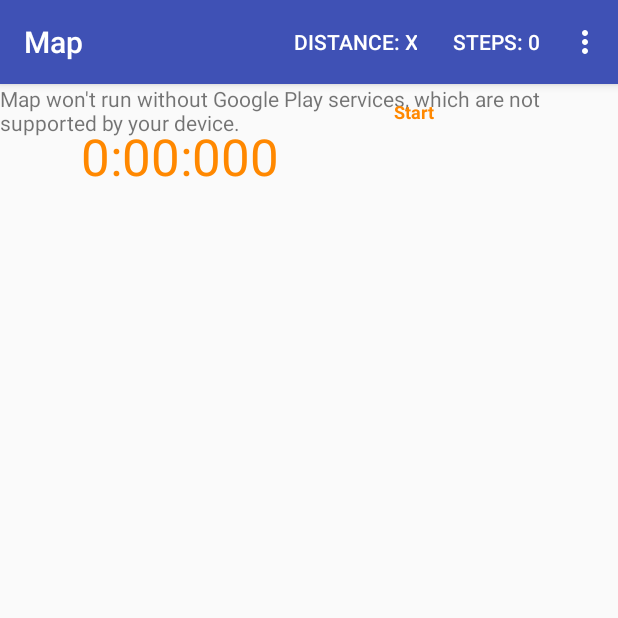
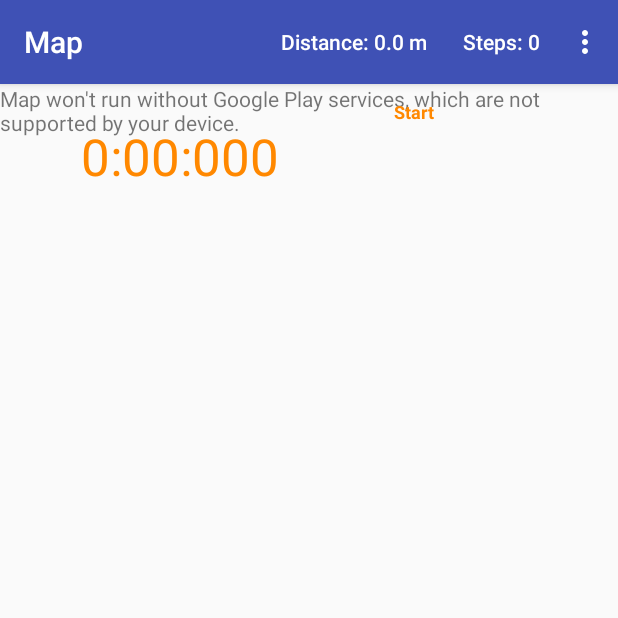
Before and after one commit to IsraelF6/project1, an Android app: the screen it shows after launch (MapsActivity), on a phone screen of 412 x 824 dp, the top half of it. Run offline under Robolectric (Android 15) with nearby library versions, the phone set to English and light mode, and no system bars.

Commit message:
updated style for menu bar so that text is not always all capital letters for a cleaner look

```diff
--- a/app/src/main/java/edu/fsu/cs/mobile/project1app/MapsActivity.java
+++ b/app/src/main/java/edu/fsu/cs/mobile/project1app/MapsActivity.java
@@ -52,7 +52,7 @@ public class MapsActivity extends AppCompatActivity implements OnMapReadyCallbac
     private LatLng oldLatLng, newLatLng;
     private static String STEPS_STR = "Steps: ";
     private static String DIST_STR = "Distance: ";
-    private static String METERS = "m";
+    private static String METERS = " m";
     float numSteps = 0;
     float distanceNum = 0;
 
@@ -89,7 +89,6 @@ public class MapsActivity extends AppCompatActivity implements OnMapReadyCallbac
         super.onCreate(savedInstanceState);
         setContentView(R.layout.activity_maps);
         // Obtain the SupportMapFragment and get notified when the map is ready to be used.
-
         sensorManager = (SensorManager) getSystemService(SENSOR_SERVICE);
 
         // Stop Watch Variables
@@ -179,7 +178,7 @@ public class MapsActivity extends AppCompatActivity implements OnMapReadyCallbac
         handler = new Handler();
 
         distance = menu.findItem(R.id.distance);
-        distance.setTitle("Distance: X");
+        distance.setTitle(DIST_STR + distanceNum + METERS);
 
         steps = menu.findItem(R.id.steps);
         steps.setTitle(STEPS_STR + (int) numSteps);
--- a/app/src/main/res/values/styles.xml
+++ b/app/src/main/res/values/styles.xml
@@ -6,6 +6,9 @@
         <item name="colorPrimary">@color/colorPrimary</item>
         <item name="colorPrimaryDark">@color/colorPrimaryDark</item>
         <item name="colorAccent">@color/colorAccent</item>
+        <item name="android:textAllCaps">false</item>
     </style>
 
+
+
 </resources>
```
